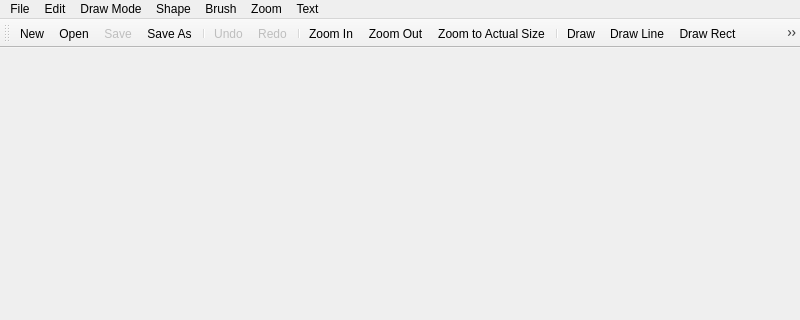
Before: the Qt Designer form mainwindow.ui in adam-zielonka/paintAZ, drawn with Qt 5; both pictures show x 0 to 800 and y 0 to 320 of the 800 by 600 pixel window.
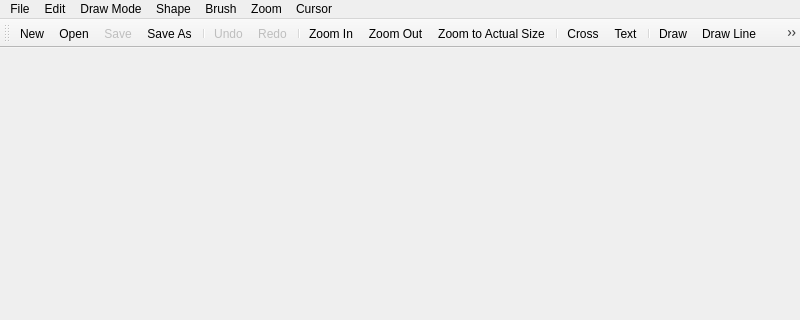
After: the same form once the commit is applied. Icons and pictures are not drawn.

What changed in the file:
```diff
--- a/mainwindow.ui
+++ b/mainwindow.ui
@@ -69,7 +69,7 @@
    </widget>
    <widget class="QMenu" name="menuPast">
     <property name="title">
-     <string>Text</string>
+     <string>Cursor</string>
     </property>
     <addaction name="actionText"/>
    </widget>
@@ -111,6 +111,9 @@
    <addaction name="actionZoom_Out"/>
    <addaction name="actionZoom_to_Actual_Size"/>
    <addaction name="separator"/>
+   <addaction name="actionCross"/>
+   <addaction name="actionText"/>
+   <addaction name="separator"/>
    <addaction name="actionDraw"/>
    <addaction name="actionDraw_Line"/>
    <addaction name="actionDraw_Rect"/>
@@ -290,6 +293,15 @@
     <string>Redo</string>
    </property>
   </action>
+  <action name="actionCross">
+   <property name="icon">
+    <iconset resource="resources.qrc">
+     <normaloff>:/icons/icons/cross.png</normaloff>:/icons/icons/cross.png</iconset>
+   </property>
+   <property name="text">
+    <string>Cross</string>
+   </property>
+  </action>
  </widget>
  <resources>
   <include location="resources.qrc"/>
```
Left out of the diff: 5 changed lines with no effect on the pictures.
